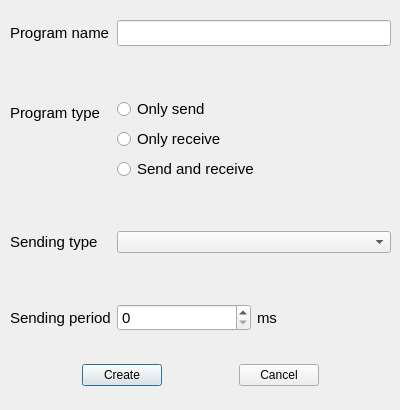
Above: 2-sem/lab3b/Windows/programbuilderwindow.ui from Megarekrut65/OOP-labs before the change. Below: the same form after it.
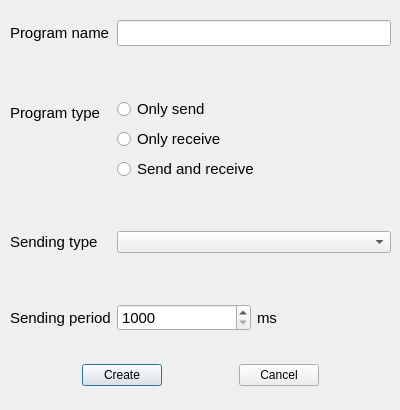
That is the form after the change.

```diff
--- a/2-sem/lab3b/Windows/programbuilderwindow.ui
+++ b/2-sem/lab3b/Windows/programbuilderwindow.ui
@@ -186,6 +186,9 @@
           <pointsize>11</pointsize>
          </font>
         </property>
+        <property name="minimum">
+         <number>1000</number>
+        </property>
         <property name="maximum">
          <number>60000</number>
         </property>
```
